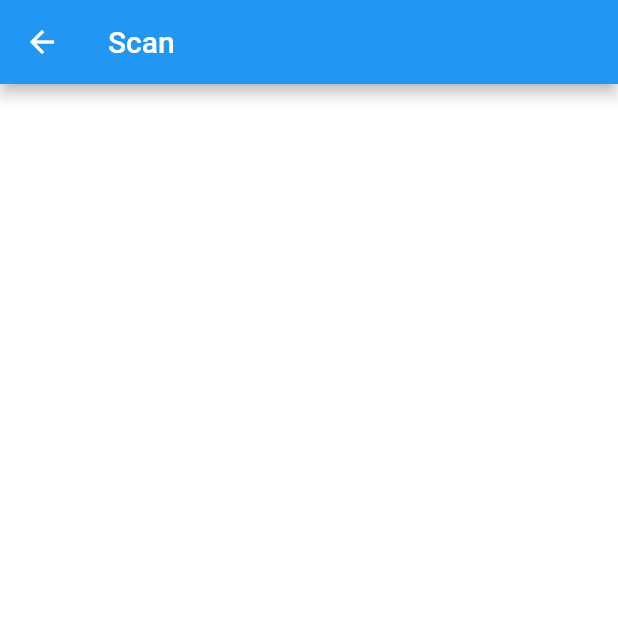
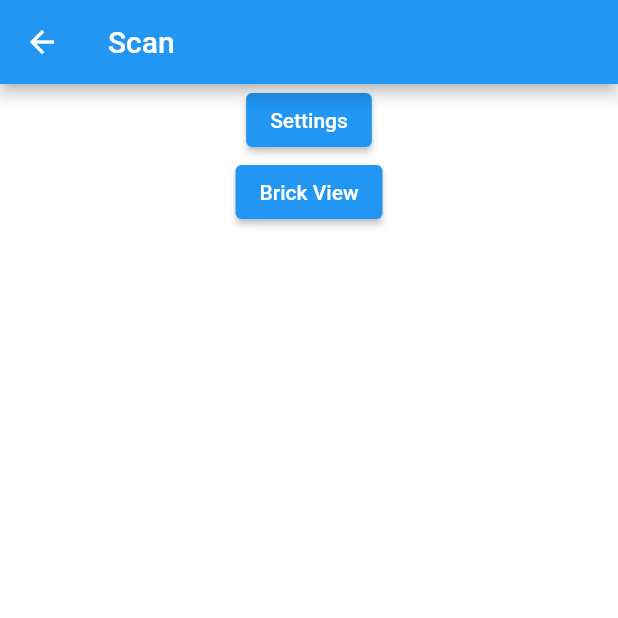
Before and after one commit to Manuel-Aragon/BrixColorFinder, a Flutter app: the ScanPage screen opened directly, on a phone screen of 412 x 824 dp, the top half of it. Run offline on Flutter 3.47's test engine with Material 2 defaults, Android fonts, the light colour scheme and no system bars; our stand-ins replace camera, firebase_core; accounts and stored records are empty.

Commit message:
added buttons to scan page

```diff
--- a/lib/tempScan.dart
+++ b/lib/tempScan.dart
@@ -1,5 +1,6 @@
 import 'package:flutter/material.dart';
-
+import 'package:lucky13capstone/brickview.dart';
+import 'settings.dart';
 class ScanPage extends StatefulWidget {
   const ScanPage({Key? key}) : super(key: key);
 
@@ -16,6 +17,32 @@ class _ScanPageState extends State<ScanPage> {
       appBar: AppBar(
         title: const Text("Scan"),
       ),
+     body:  Center(
+        // Center is a layout widget. It takes a single child and positions it
+        // in the middle of the parent.
+              child: Column(
+                children: <Widget>[
+                  ElevatedButton( //settings
+                    child: const Text('Settings'),
+                      onPressed: () {
+                         Navigator.push(
+                          context,
+                          MaterialPageRoute(builder: (context) => SettingsPage()),
+                          );
+                        },
+                  ),
+                  ElevatedButton( //brick view
+                    child: const Text('Brick View'),
+                      onPressed: () {
+                         Navigator.push(
+                          context,
+                          MaterialPageRoute(builder: (context) => BrickView()),
+                          );
+                        },
+                  ),
+                ],
+              ),
+      ),
     );
   }
 }
```
